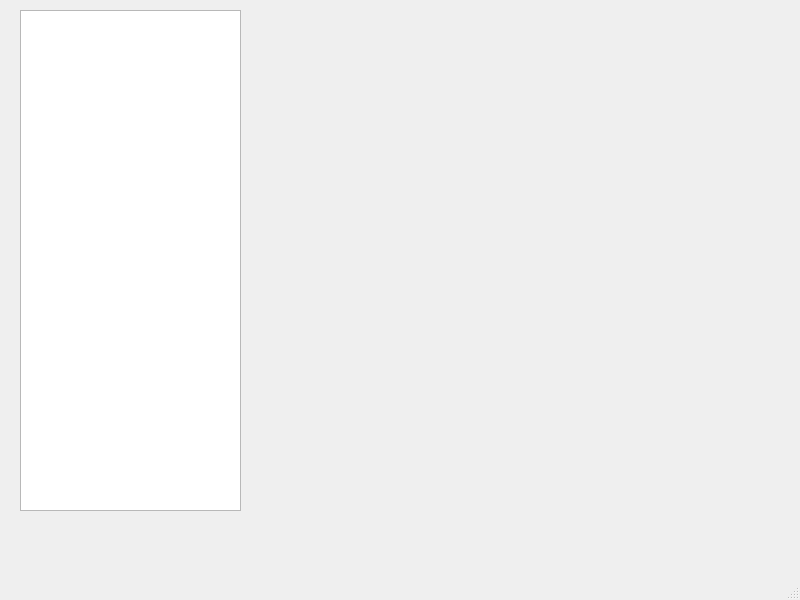
guillaumejounel/PluriNotes, file PluriNotes/relationswindows.ui: the form before one commit.
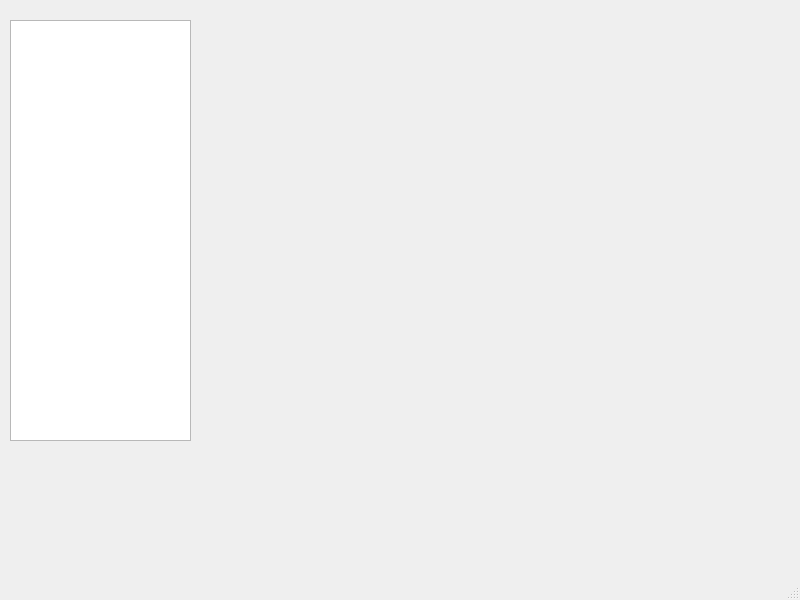
The form after the commit.

The edit to the form file:
```diff
--- a/PluriNotes/relationswindows.ui
+++ b/PluriNotes/relationswindows.ui
@@ -14,13 +14,13 @@
    <string>MainWindow</string>
   </property>
   <widget class="QWidget" name="centralwidget">
-   <widget class="QListView" name="listOfAllRelations">
+   <widget class="QListWidget" name="listOfAllRelations">
     <property name="geometry">
      <rect>
-      <x>20</x>
-      <y>10</y>
-      <width>221</width>
-      <height>501</height>
+      <x>10</x>
+      <y>20</y>
+      <width>181</width>
+      <height>421</height>
      </rect>
     </property>
    </widget>
```
